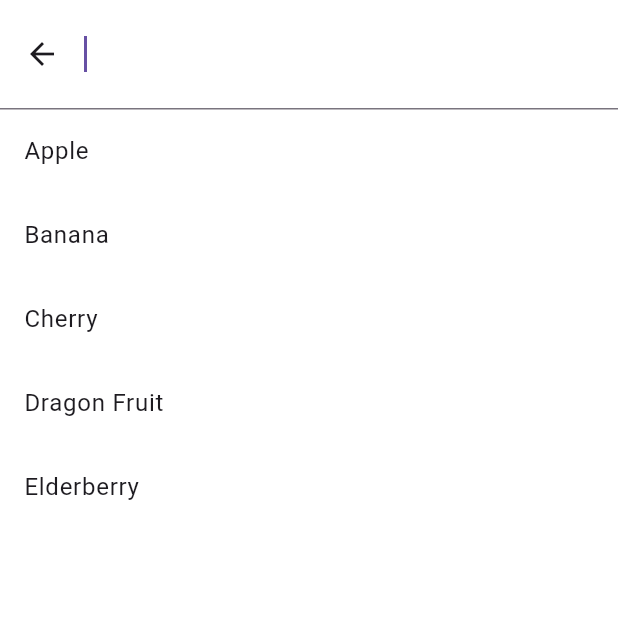
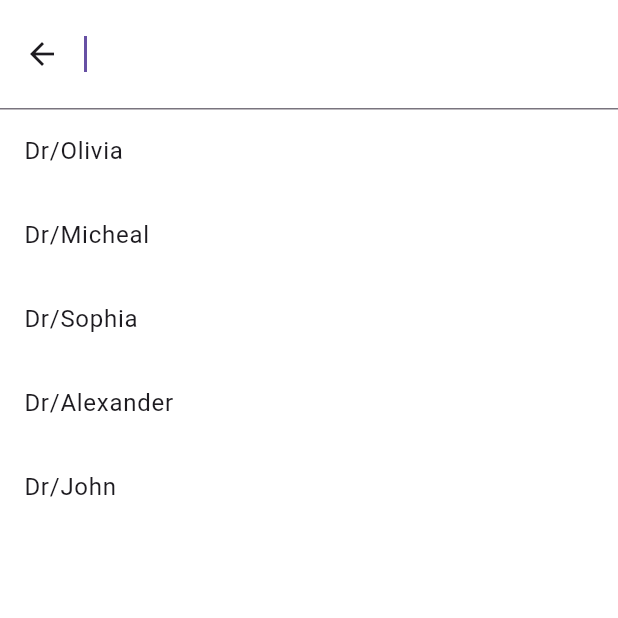
Before and after one commit to belaleid5/medical_app, a Flutter app: the screen it shows after launch, after a tap on an icon or button, on a phone screen of 412 x 824 dp, the top half of it. Run offline on Flutter 3.47's test engine with Material 3 defaults, Android fonts, the phone set to English and light mode, and no system bars; our stand-ins replace flutter_svg, font_awesome_flutter; project files that could hold a hidden picture were left out.

Commit message:
fix bug Hom Screen

```diff
--- /dev/null
+++ b/lib/core/helper_functions/build_app_ba.dart
@@ -0,0 +1,16 @@
+import 'package:flutter/material.dart';
+import 'package:font_awesome_flutter/font_awesome_flutter.dart';
+import 'package:medical_app/core/utils/app_color.dart';
+import 'package:medical_app/core/widgets/custom_icon_avatar.dart';
+
+AppBar buildAppBar() {
+  return AppBar(
+    title: const Text('Doctors'),
+    actions: [
+      CustomIconAvatar(
+        icon: FontAwesomeIcons.searchengin,
+        color: AppColor.lightPrimaryColor,
+      ),
+    ],
+  );
+}
--- /dev/null
+++ b/lib/features/doctors/presention/views/doctors_view.dart
@@ -0,0 +1,12 @@
+import 'package:flutter/material.dart';
+import 'package:medical_app/core/helper_functions/build_app_ba.dart';
+import 'package:medical_app/features/doctors/presention/views/widgets/doctor_view_body.dart';
+
+class DoctorsView extends StatelessWidget {
+  const DoctorsView({super.key});
+
+  @override
+  Widget build(BuildContext context) {
+    return Scaffold(appBar: buildAppBar(), body: DoctorsViewBody());
+  }
+}
--- /dev/null
+++ b/lib/features/doctors/presention/views/widgets/doctor_view_body.dart
@@ -0,0 +1,10 @@
+import 'package:flutter/material.dart';
+
+class DoctorsViewBody extends StatelessWidget {
+  const DoctorsViewBody({super.key});
+
+  @override
+  Widget build(BuildContext context) {
+    return const Center(child: Text('Doctors View'));
+  }
+}
--- a/lib/features/home/peresention/views/home_view.dart
+++ b/lib/features/home/peresention/views/home_view.dart
@@ -1,4 +1,5 @@
 import 'package:flutter/material.dart';
+import 'package:medical_app/features/home/peresention/views/widgets/custom_bottom_nav_bar.dart';
 import 'package:medical_app/features/home/peresention/views/widgets/homw_view_body.dart';
 
 class HomeView extends StatelessWidget {
@@ -6,6 +7,9 @@ class HomeView extends StatelessWidget {
   static const String routName = "home_view";
   @override
   Widget build(BuildContext context) {
-    return Scaffold(body: HomeViewBody());
+    return Scaffold(
+      bottomNavigationBar: CustomBottomNavBar(),
+      body: HomeViewBody(),
+    );
   }
 }
--- a/lib/features/home/peresention/views/widgets/build_action_button.dart
+++ b/lib/features/home/peresention/views/widgets/build_action_button.dart
@@ -1,4 +1,5 @@
 import 'package:flutter/material.dart';
+import 'package:font_awesome_flutter/font_awesome_flutter.dart';
 import 'package:medical_app/core/utils/app_color.dart';
 import 'package:medical_app/core/widgets/custom_icon_avatar.dart';
 
@@ -13,16 +14,16 @@ class BuildActionButtons extends StatelessWidget {
         children: const [
           CustomIconAvatar(
             radius: 8,
-            sizeIcon: 11,
+            sizeIcon: 13,
             icon: Icons.check,
             color: Colors.white,
             colorIcon: AppColor.primaryColor,
           ),
-          SizedBox(width: 4),
+          SizedBox(width: 7),
           CustomIconAvatar(
             radius: 8,
-            sizeIcon: 11,
-            icon: Icons.cancel_sharp,
+            sizeIcon: 13,
+            icon: Icons.clear,
             color: Colors.white,
             colorIcon: AppColor.primaryColor,
           ),
--- a/lib/features/home/peresention/views/widgets/build_doctor.card.dart
+++ b/lib/features/home/peresention/views/widgets/build_doctor.card.dart
@@ -15,9 +15,9 @@ class BuildDoctorCard extends StatelessWidget {
       child: Card(
         color: AppColor.lightPrimaryColor,
         child: Padding(
-          padding: const EdgeInsets.all(8.0),
+          padding: const EdgeInsets.all(5.0),
           child: Row(
-            spacing: 22,
+            spacing: 50,
             mainAxisAlignment: MainAxisAlignment.center,
             children: [BuildDoctorDetails(), BuildActionButtons()],
           ),
--- a/lib/features/home/peresention/views/widgets/custom_bottom_nav_bar.dart
+++ b/lib/features/home/peresention/views/widgets/custom_bottom_nav_bar.dart
@@ -1,4 +1,5 @@
 import 'package:flutter/material.dart';
+import 'package:font_awesome_flutter/font_awesome_flutter.dart';
 import 'package:medical_app/core/utils/app_color.dart';
 
 class CustomBottomNavBar extends StatelessWidget {
@@ -6,9 +7,30 @@ class CustomBottomNavBar extends StatelessWidget {
 
   @override
   Widget build(BuildContext context) {
-    return BottomNavigationBar(
-      backgroundColor: AppColor.primaryColor,
-      items: [],
+    return Padding(
+      padding: const EdgeInsets.all(10.0),
+      child: ClipRRect(
+        borderRadius: BorderRadius.circular(32.0),
+        child: BottomNavigationBar(
+          type: BottomNavigationBarType.fixed,
+
+          backgroundColor: AppColor.primaryColor,
+          unselectedItemColor: Colors.white,
+          selectedItemColor: Colors.black,
+          items: [
+            BottomNavigationBarItem(icon: Icon(Icons.home), label: 'Home'),
+            BottomNavigationBarItem(
+              icon: Icon(FontAwesomeIcons.comment),
+              label: 'Messages',
+            ),
+            BottomNavigationBarItem(icon: Icon(Icons.person), label: 'Profile'),
+            BottomNavigationBarItem(
+              icon: Icon(Icons.calendar_today),
+              label: 'Calendar',
+            ),
+          ],
+        ),
+      ),
     );
   }
 }
--- a/lib/features/home/peresention/views/widgets/custom_search_bar.dart
+++ b/lib/features/home/peresention/views/widgets/custom_search_bar.dart
@@ -13,55 +13,71 @@ class CustomSearchBar extends StatelessWidget {
       height: 40,
       child: SearchAnchor(
         viewBackgroundColor: Colors.white,
-        // The builder defines the initial widget (SearchBar)
         builder: (BuildContext context, SearchController controller) {
-          return SearchBar(
-            backgroundColor: WidgetStateProperty.all(AppColor.secondaryColor),
-            controller: controller,
-            leading: SvgPicture.asset(AppImages.assetsImagesMemuSearchField),
-            trailing: [SvgPicture.asset(AppImages.assetsImagesSearch)],
-
-            onTap: () {
-              controller.openView(); // Opens the search view when tapped
-            },
-            onChanged: (value) {
-              controller.openView(); // Updates the view as the user types
-            },
-          );
+          return SearchBarWidget(controller: controller);
         },
-        suggestionsBuilder: (
-          BuildContext context,
-          SearchController controller,
-        ) {
-          // Example list of items to search from
-          final List<String> items = [
-            'Apple',
-            'Banana',
-            'Cherry',
-            'Dragon Fruit',
-            'Elderberry',
-          ];
-
-          // Filter items based on the search query
-          final String query = controller.value.text.toLowerCase();
-          final List<String> filteredItems =
-              items
-                  .where((item) => item.toLowerCase().contains(query))
-                  .toList();
-
-          // Return a list of suggestion widgets
-          return filteredItems.map((item) {
-            return ListTile(
-              title: Text(item),
-              onTap: () {
-                controller.closeView(
-                  item,
-                ); // Closes the view and sets the selected item
-              },
-            );
-          }).toList();
+        suggestionsBuilder: (context, controller) {
+          return [SearchListView(controller: controller)];
         },
       ),
     );
   }
 }
+
+class SearchBarWidget extends StatelessWidget {
+  final SearchController controller;
+  const SearchBarWidget({super.key, required this.controller});
+
+  @override
+  Widget build(BuildContext context) {
+    return SearchBar(
+      backgroundColor: WidgetStateProperty.all(AppColor.secondaryColor),
+      controller: controller,
+      leading: SvgPicture.asset(AppImages.assetsImagesMemuSearchField),
+      trailing: [SvgPicture.asset(AppImages.assetsImagesSearch)],
+      onTap: controller.openView,
+      onChanged: (_) => controller.openView(),
+    );
+  }
+}
+
+class SearchListView extends StatelessWidget {
+  final SearchController controller;
+  const SearchListView({super.key, required this.controller});
+
+  @override
+  Widget build(BuildContext context) {
+    final filteredItems = SearchService.getFilteredResults(
+      controller.value.text,
+    );
+
+    return ListView.builder(
+      shrinkWrap: true,
+      itemCount: filteredItems.length,
+      itemBuilder: (context, index) {
+        final item = filteredItems[index];
+        return ListTile(
+          title: Text(item),
+          onTap: () => controller.closeView(item),
+        );
+      },
+    );
+  }
+}
+
+class SearchService {
+  static final List<String> _items = [
+    'Dr/Olivia',
+    'Dr/Micheal',
+    'Dr/Sophia',
+    'Dr/Alexander',
+    'Dr/John',
+  ];
+
+  static List<String> getFilteredResults(String query) {
+    if (query.isEmpty) return _items;
+    return _items
+        .where((item) => item.toLowerCase().contains(query.toLowerCase()))
+        .toList();
+  }
+}
--- a/lib/features/home/peresention/views/widgets/custom_tab_bar.dart
+++ b/lib/features/home/peresention/views/widgets/custom_tab_bar_list.dart
@@ -46,7 +46,8 @@ class _CustomTapBarState extends State<CustomTapBar>
           currentIndex = index;
         });
       },
-      padding: const EdgeInsets.symmetric(horizontal: 30, vertical: 20),
+
+      padding: const EdgeInsets.symmetric(horizontal: 15, vertical: 20),
       controller: _tabController,
       unselectedLabelColor: Colors.black,
       indicator: BoxDecoration(
@@ -56,12 +57,16 @@ class _CustomTapBarState extends State<CustomTapBar>
       labelColor: Colors.white,
       dividerColor: Colors.transparent,
       tabs: List<Widget>.generate(TabBarModelList.length, (index) {
-        return Tab(
-          height: context.scaleHeight * 70,
-          icon: TabBarItem(
-            color: currentIndex == index ? AppColor.primaryColor : Colors.white,
-            number: TabBarModelList[index].number,
-            month: TabBarModelList[index].month,
+        return SizedBox(
+          width: 80,
+          child: Tab(
+            height: context.scaleHeight * 70,
+            icon: TabBarItem(
+              color:
+                  currentIndex == index ? AppColor.primaryColor : Colors.white,
+              number: TabBarModelList[index].number,
+              month: TabBarModelList[index].month,
+            ),
           ),
         );
       }),
--- a/lib/features/home/peresention/views/widgets/dates_item_doctor.dart
+++ b/lib/features/home/peresention/views/widgets/dates_item_doctor.dart
@@ -3,7 +3,7 @@ import 'package:medical_app/core/responsive_size_provider/extension_size_provide
 import 'package:medical_app/core/responsive_size_provider/size_privder.dart';
 import 'package:medical_app/core/utils/app_color.dart';
 import 'package:medical_app/features/home/peresention/views/widgets/custom_card_doctor.dart';
-import 'package:medical_app/features/home/peresention/views/widgets/custom_tab_bar.dart';
+import 'package:medical_app/features/home/peresention/views/widgets/custom_tab_bar_list.dart';
 
 class DatesItemDoctor extends StatelessWidget {
   const DatesItemDoctor({super.key});
--- a/lib/features/home/peresention/views/widgets/doctor_list_view.dart
+++ b/lib/features/home/peresention/views/widgets/doctor_list_view.dart
@@ -8,8 +8,9 @@ class DoctorListView extends StatelessWidget {
   @override
   Widget build(BuildContext context) {
     return ListView.builder(
+      physics: NeverScrollableScrollPhysics(),
+      shrinkWrap: true,
       itemCount: listCardModel.length,
-      padding: const EdgeInsets.symmetric(vertical: 10),
       itemBuilder: (context, index) {
         return DoctorProfileCard(doctor: listCardModel[index]);
       },
--- a/lib/features/home/peresention/views/widgets/doctor_profile_card.dart
+++ b/lib/features/home/peresention/views/widgets/doctor_profile_card.dart
@@ -15,7 +15,7 @@ class DoctorProfileCard extends StatelessWidget {
   @override
   Widget build(BuildContext context) {
     return Padding(
-      padding: const EdgeInsets.symmetric(horizontal: 10.0, vertical: 5),
+      padding: const EdgeInsets.symmetric(horizontal: 10.0, vertical: 2),
       child: Container(
         decoration: BoxDecoration(
           color: AppColor.lightPrimaryColor,
--- a/lib/features/home/peresention/views/widgets/homw_view_body.dart
+++ b/lib/features/home/peresention/views/widgets/homw_view_body.dart
@@ -1,27 +1,25 @@
 import 'package:flutter/material.dart';
-import 'package:font_awesome_flutter/font_awesome_flutter.dart';
-import 'package:medical_app/core/utils/app_color.dart';
-import 'package:medical_app/core/utils/app_text_style.dart';
-import 'package:medical_app/features/home/peresention/data/model/card_doctor_model.dart';
 import 'package:medical_app/features/home/peresention/views/widgets/custom_home_app_bar.dart';
 import 'package:medical_app/features/home/peresention/views/widgets/dates_item_doctor.dart';
 import 'package:medical_app/features/home/peresention/views/widgets/doctor_list_view.dart';
-import 'package:medical_app/features/home/peresention/views/widgets/doctor_profile_card.dart';
 
 class HomeViewBody extends StatelessWidget {
   const HomeViewBody({super.key});
 
   @override
   Widget build(BuildContext context) {
-    return SafeArea(
+    return SingleChildScrollView(
+      physics: const BouncingScrollPhysics(),
+      child: SafeArea(
         child: Column(
           children: [
             const CustomHomeAppBar(),
             const SizedBox(height: 15),
             const DatesItemDoctor(),
             const SizedBox(height: 15),
-          const Expanded(child: DoctorListView()),
+            DoctorListView(),
           ],
+        ),
       ),
     );
   }
--- a/lib/features/home/peresention/views/widgets/name_and_title_doctor.dart
+++ b/lib/features/home/peresention/views/widgets/name_and_title_doctor.dart
@@ -14,8 +14,9 @@ class DoctorNameAndJob extends StatelessWidget {
   @override
   Widget build(BuildContext context) {
     return Container(
-      alignment: Alignment.center,
-      padding: const EdgeInsets.all(8),
+      width: double.infinity,
+
+      padding: const EdgeInsets.symmetric(vertical: 8),
       decoration: BoxDecoration(
         color: Colors.white,
         borderRadius: BorderRadius.circular(12),
--- a/lib/features/home/peresention/views/widgets/tab_bar_item.dart
+++ b/lib/features/home/peresention/views/widgets/tab_bar_item.dart
@@ -14,7 +14,6 @@ class TabBarItem extends StatelessWidget {
   Widget build(BuildContext context) {
     return AnimatedContainer(
       alignment: Alignment.center,
-      width: 45,
       decoration: BoxDecoration(
         color: color,
         border: Border.all(width: 0.2),
--- a/lib/main.dart
+++ b/lib/main.dart
@@ -26,9 +26,10 @@ class MyApp extends StatelessWidget {
       child: MaterialApp(
         debugShowCheckedModeBanner: false,
         theme: ThemeData(
+          primaryColor: Colors.white,
           scaffoldBackgroundColor: Colors.white,
-          primaryColor: Colors.white,
         ),
+
         initialRoute: HomeView.routName,
         onGenerateRoute: onGenerateRoute,
       ),
```
Lines whose indentation alone changed are shown as unchanged.
